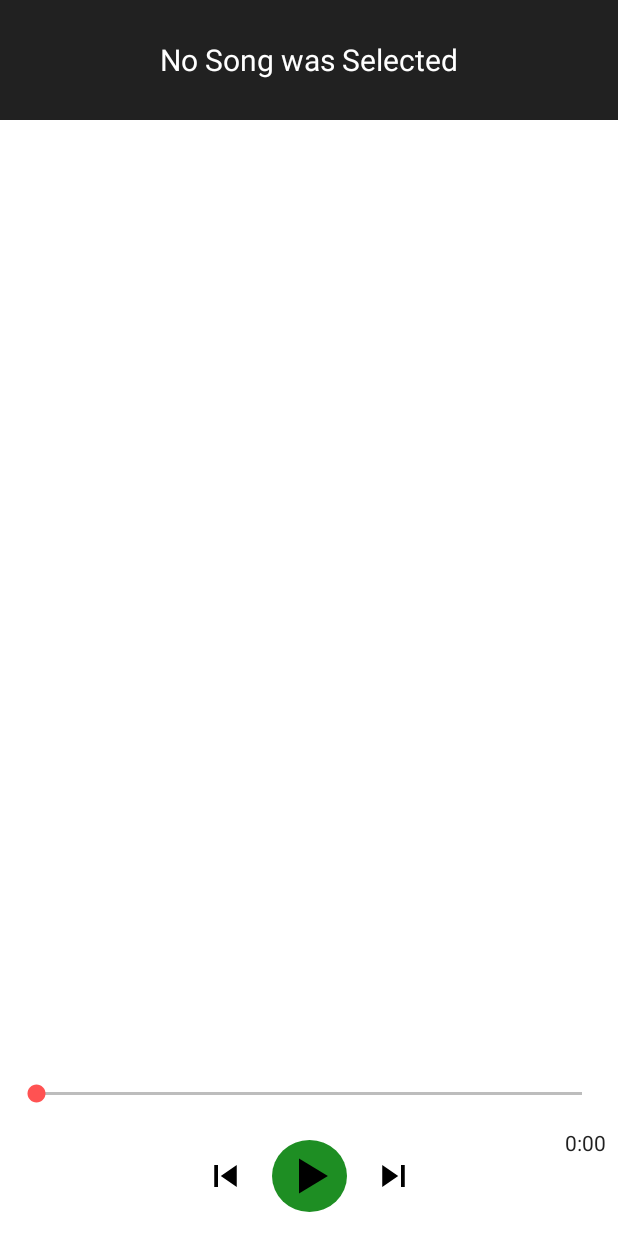
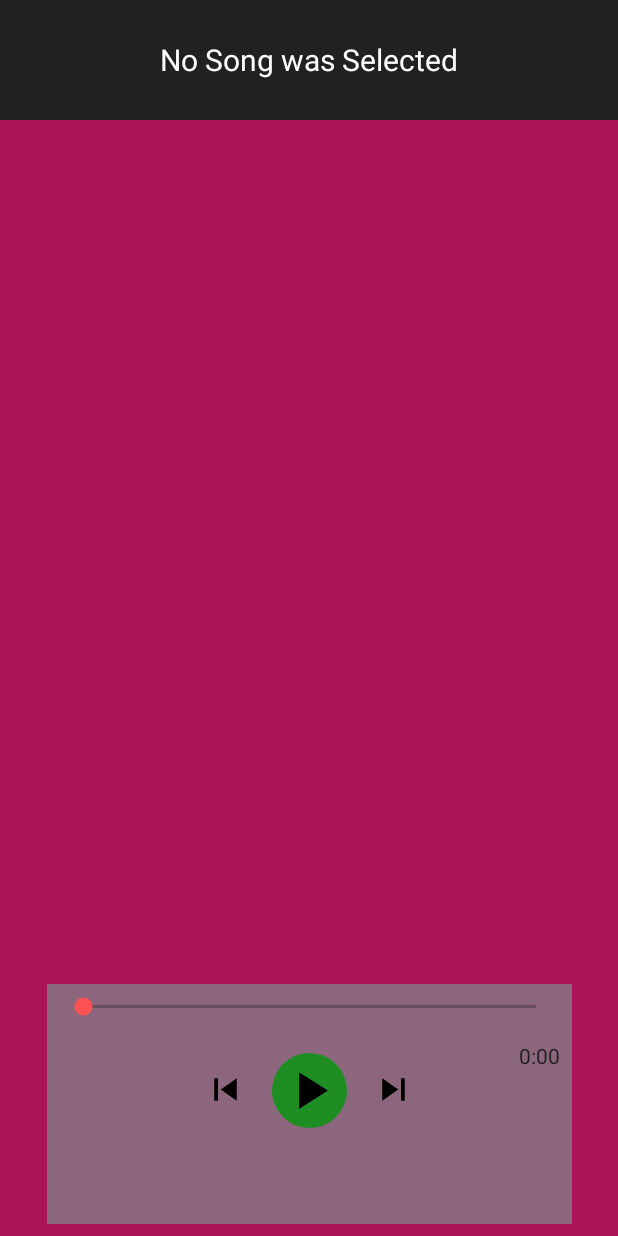
Before and after one commit to CohavDev/MyMusicPlayer, an Android app: the layout bottom_sheet.xml on its own in the app's theme, with its tools: preview values and no code run, on a phone screen of 412 x 824 dp. Run offline under Robolectric (Android 15) with nearby library versions, the phone set to English and light mode, and no system bars.

```diff
--- a/app/src/main/java/com/cohav/mymusicplayer/AlertDialogMsg.java
+++ b/app/src/main/java/com/cohav/mymusicplayer/Custom_Classes/AlertDialogMsg.java
@@ -1,4 +1,4 @@
-package com.cohav.mymusicplayer;
+package com.cohav.mymusicplayer.Custom_Classes;
 
 import android.app.AlertDialog;
 import android.content.Context;
--- a/app/src/main/java/com/cohav/mymusicplayer/MyMusic/editFileTagsFragment.java
+++ b/app/src/main/java/com/cohav/mymusicplayer/MyMusic/editFileTagsFragment.java
@@ -28,6 +28,7 @@ import android.view.ViewGroup;
 import android.widget.Button;
 import android.widget.ImageButton;
 import android.widget.ImageView;
+import android.widget.TextView;
 import android.widget.Toast;
 
 import com.cohav.mymusicplayer.Custom_Classes.MusicFolder;
@@ -57,6 +58,7 @@ public class editFileTagsFragment extends AppCompatActivity {
     private MusicFolder myFolder;
     private TextInputEditText songNameEdit,authorNameEdit;
     private ImageView artImage;
+    private TextView title;
     private Button saveBtn,cancelBtn;
     private ImageButton selectArt;
     private File chosenArt;
@@ -79,10 +81,12 @@ public class editFileTagsFragment extends AppCompatActivity {
         }
         songNameEdit = (TextInputEditText) findViewById(R.id.editText_Title);
         authorNameEdit = (TextInputEditText) findViewById(R.id.editText_Author);
+        title = (TextView)findViewById(R.id.editTagTitlePage);
         artImage = (ImageView) findViewById(R.id.art_tag);
         selectArt = (ImageButton)findViewById(R.id.selectArt);
         cancelBtn = (Button)findViewById(R.id.cancel_Tags);
         saveBtn = (Button)findViewById(R.id.save_tags);
+        title.setText(myFolder.getFile().getName());
         songNameEdit.setText(myFolder.getSongName());
         authorNameEdit.setText(myFolder.getAuthorName());
         if(myFolder.getThumbnail()!=null){
--- a/app/src/main/java/com/cohav/mymusicplayer/scraping_websites/Scraping.java
+++ b/app/src/main/java/com/cohav/mymusicplayer/scraping_websites/Scraping.java
@@ -1,20 +1,15 @@
 package com.cohav.mymusicplayer.scraping_websites;
 
-import android.annotation.TargetApi;
-import android.app.Activity;
-import android.app.Fragment;
+
 import android.content.Context;
 import android.os.Build;
 import android.os.Handler;
 import android.support.v4.app.FragmentActivity;
 import android.support.v4.app.FragmentManager;
-import android.support.v7.app.AppCompatActivity;
-import android.webkit.JavascriptInterface;
 import android.webkit.ValueCallback;
 import android.webkit.WebView;
 import android.webkit.WebViewClient;
-import com.cohav.mymusicplayer.AlertDialogMsg;
-import com.cohav.mymusicplayer.MyMusic.MyMusicActivity;
+import com.cohav.mymusicplayer.Custom_Classes.AlertDialogMsg;
 import com.cohav.mymusicplayer.R;
 import com.cohav.mymusicplayer.searchMusic.DwnFragment;
 import com.cohav.mymusicplayer.searchMusic.MusicPlayerView;
@@ -46,15 +41,20 @@ public class Scraping {
     }
     public void createWebView(){
 
-        myWebView = new WebView(mContext);
+        myWebView = new WebView(activity.getApplicationContext());
         myWebView.getSettings().setJavaScriptEnabled(true);
         myWebView.getSettings().setDomStorageEnabled(true);
         myWebView.addJavascriptInterface(new MyJavaScriptInterface(this),"HTMLOUT");
         myWebView.setWebViewClient(new WebViewClient(){
             @Override
+            public void onReceivedError(WebView view, int errorCode, String description, String failingUrl) {
+                AlertDialogMsg.showMsg(mContext,"Server failed",description);
+            }
+            @Override
             public void onPageFinished(final WebView view, String url){
                 super.onPageFinished(view,url);
                 //injecting values to the input
+                System.out.println("Page finished loading");
                 if(Build.VERSION.SDK_INT>=19) {
                     view.evaluateJavascript(js, new ValueCallback<String>() {
                         @Override
@@ -82,6 +82,8 @@ public class Scraping {
         });
 
         myWebView.loadUrl(dwnUrl);//check if is loaded at first try
+
+
 
     }
     public ValueCallback myValueCallback = new ValueCallback<String>() {
--- a/app/src/main/java/com/cohav/mymusicplayer/searchMusic/DwnFragment.java
+++ b/app/src/main/java/com/cohav/mymusicplayer/searchMusic/DwnFragment.java
@@ -1,7 +1,6 @@
 package com.cohav.mymusicplayer.searchMusic;
 
 import android.app.Activity;
-import android.content.Context;
 import android.content.Intent;
 import android.net.Uri;
 import android.os.AsyncTask;
@@ -12,18 +11,17 @@ import android.view.View;
 import android.widget.ProgressBar;
 import android.widget.TextView;
 
-import com.cohav.mymusicplayer.AlertDialogMsg;
+import com.cohav.mymusicplayer.Custom_Classes.AlertDialogMsg;
 import com.cohav.mymusicplayer.Custom_Classes.VideoItem;
 import com.cohav.mymusicplayer.MainActivity;
 import com.cohav.mymusicplayer.MyMusic.MyMusicActivity;
 import com.cohav.mymusicplayer.R;
 import com.cohav.mymusicplayer.scraping_websites.Scraping;
-import org.jaudiotagger.audio.AudioFile;
+
 import org.jaudiotagger.audio.AudioFileIO;
 import org.jaudiotagger.audio.mp3.MP3File;
 import org.jaudiotagger.tag.FieldKey;
 import org.jaudiotagger.tag.Tag;
-import org.jaudiotagger.tag.id3.ID3v24Tag;
 import org.jaudiotagger.tag.images.Artwork;
 import org.jaudiotagger.tag.images.ArtworkFactory;
 
--- a/app/src/main/java/com/cohav/mymusicplayer/searchMusic/MusicPlayerView.java
+++ b/app/src/main/java/com/cohav/mymusicplayer/searchMusic/MusicPlayerView.java
@@ -1,13 +1,11 @@
 package com.cohav.mymusicplayer.searchMusic;
 
-import android.graphics.Bitmap;
 import android.media.AudioManager;
 import android.media.MediaPlayer;
 import android.net.Uri;
 import android.os.AsyncTask;
 import android.os.Bundle;
 import android.os.Handler;
-import android.provider.MediaStore;
 import android.support.constraint.ConstraintLayout;
 import android.support.design.widget.BottomSheetBehavior;
 import android.support.v4.app.Fragment;
@@ -16,11 +14,10 @@ import android.view.View;
 import android.view.ViewGroup;
 import android.widget.ImageButton;
 import android.widget.ImageView;
-import android.widget.ProgressBar;
 import android.widget.SeekBar;
 import android.widget.TextView;
 
-import com.cohav.mymusicplayer.AlertDialogMsg;
+import com.cohav.mymusicplayer.Custom_Classes.AlertDialogMsg;
 import com.cohav.mymusicplayer.Custom_Classes.CircleTransform;
 import com.cohav.mymusicplayer.Custom_Classes.VideoItem;
 import com.cohav.mymusicplayer.MainActivity;
@@ -30,13 +27,11 @@ import com.cohav.mymusicplayer.MyMusic.myMusicAdapter;
 import com.cohav.mymusicplayer.R;
 import com.cohav.mymusicplayer.scraping_websites.Scraping;
 import com.squareup.picasso.Picasso;
-import com.squareup.picasso.RequestCreator;
 
 import java.io.File;
 import java.io.IOException;
 import java.net.HttpURLConnection;
 import java.net.URL;
-import java.util.ArrayList;
 import java.util.List;
 
 /**
@@ -279,7 +274,7 @@ public class MusicPlayerView extends Fragment {
                 songName.setText(folder.getSongName());
                 authorName.setText(folder.getAuthorName());
                 Picasso.with(getContext()).load(folder.getThumbnail()).fit().into(thumbnail_hide);
-                Picasso.with(getContext()).load(folder.getThumbnail()).fit().into(thumbnail_show);
+                Picasso.with(getContext()).load(folder.getThumbnail()).transform(new CircleTransform()).fit().into(thumbnail_show);
                 seekBar.setMax(mediaPlayer.getDuration());
                 runnable.run();
 
@@ -323,7 +318,7 @@ public class MusicPlayerView extends Fragment {
         this.songName.setText(name);
         this.authorName.setText(author);
         this.length.setText(duration);
-        Picasso.with(getContext()).load(thumbnailUrl).fit().into(thumbnail_show);
+        Picasso.with(getContext()).load(thumbnailUrl).transform(new CircleTransform()).fit().into(thumbnail_show);
         Picasso.with(getContext()).load(thumbnailUrl).transform(new CircleTransform()).fit().into(thumbnail_hide);
     }
     public void setProgress(){
--- a/app/src/main/res/layout/bottom_sheet.xml
+++ b/app/src/main/res/layout/bottom_sheet.xml
@@ -1,29 +1,27 @@
 <?xml version="1.0" encoding="utf-8"?>
 
-    <android.support.constraint.ConstraintLayout
-        xmlns:android="http://schemas.android.com/apk/res/android"
+<android.support.constraint.ConstraintLayout xmlns:android="http://schemas.android.com/apk/res/android"
     xmlns:app="http://schemas.android.com/apk/res-auto"
     xmlns:tools="http://schemas.android.com/tools"
+    android:id="@+id/music_bottomsheet"
     android:layout_width="match_parent"
     android:layout_height="match_parent"
-        android:id="@+id/music_bottomsheet"
+    android:clipToPadding="true"
     android:orientation="vertical"
-        android:clipToPadding="true"
-        app:layout_behavior="android.support.design.widget.BottomSheetBehavior"
+    app:behavior_hideable="false"
     app:behavior_peekHeight="80dp"
-        app:behavior_hideable="false"
-        >
+    android:background="#AD1457"
+    app:layout_behavior="android.support.design.widget.BottomSheetBehavior">
 
     <!--background thumbnail image-->
     <ImageView
         android:id="@+id/imageView3"
-        android:layout_width="0dp"
+        android:layout_width="350dp"
         android:layout_height="0dp"
         app:layout_constraintBottom_toTopOf="@+id/music_progressBar_container"
         app:layout_constraintLeft_toLeftOf="parent"
         app:layout_constraintRight_toRightOf="parent"
-        app:layout_constraintTop_toBottomOf="@+id/play_hide_container"
-        android:background="@android:color/white" />
+        app:layout_constraintTop_toBottomOf="@+id/play_hide_container" />
 
     <!--play on hide mode-->
 
@@ -45,35 +43,36 @@
             app:layout_constraintBottom_toBottomOf="parent"
             app:layout_constraintLeft_toLeftOf="parent"
             app:layout_constraintTop_toTopOf="parent" />
+
         <LinearLayout
-            android:orientation="horizontal"
             android:id="@+id/play_pause"
             android:layout_width="60dp"
             android:layout_height="0dp"
             android:layout_marginBottom="14dp"
+            android:layout_marginEnd="10dp"
             android:layout_marginRight="10dp"
             android:layout_marginTop="14dp"
+            android:orientation="horizontal"
             app:layout_constraintBottom_toBottomOf="parent"
             app:layout_constraintRight_toRightOf="parent"
-            app:layout_constraintTop_toTopOf="parent"
-            android:layout_marginEnd="10dp">
+            app:layout_constraintTop_toTopOf="parent">
 
 
             <ImageButton
                 android:id="@+id/play_hide"
-            app:srcCompat="@drawable/ic_play_arrow_white_24dp"
+                android:layout_width="match_parent"
+                android:layout_height="match_parent"
                 android:background="@android:color/transparent"
                 android:scaleType="fitXY"
-            android:layout_width="match_parent"
-            android:layout_height="match_parent" />
+                app:srcCompat="@drawable/ic_play_arrow_white_24dp" />
 
             <ImageButton
                 android:id="@+id/pause_hide"
-                app:srcCompat="@drawable/ic_pause_white_24dp"
+                android:layout_width="match_parent"
+                android:layout_height="match_parent"
                 android:background="@android:color/transparent"
                 android:scaleType="fitXY"
-                android:layout_width="match_parent"
-                android:layout_height="match_parent" />
+                app:srcCompat="@drawable/ic_pause_white_24dp" />
         </LinearLayout>
 
         <TextView
@@ -83,11 +82,11 @@
             android:layout_marginLeft="8dp"
             android:layout_marginStart="8dp"
             android:layout_marginTop="8dp"
-            android:singleLine="true"
             android:ellipsize="marquee"
+            android:focusable="true"
             android:marqueeRepeatLimit="marquee_forever"
             android:scrollHorizontally="true"
-            android:focusable="true"
+            android:singleLine="true"
             android:text="song name"
             android:textColor="#ffff"
             android:textSize="15dp"
@@ -114,9 +113,9 @@
     <!--seekBar bar-->
     <android.support.constraint.ConstraintLayout
         android:id="@+id/music_progressBar_container"
-        android:layout_width="0dp"
-        android:background="@android:color/white"
+        android:layout_width="350dp"
         android:layout_height="wrap_content"
+        android:background="#be81838a"
         app:layout_constraintBottom_toTopOf="@+id/play_Extended"
         app:layout_constraintLeft_toLeftOf="parent"
         app:layout_constraintRight_toRightOf="parent"
@@ -142,60 +141,59 @@
     <!--play on extended mode-->
     <android.support.constraint.ConstraintLayout
         android:id="@+id/play_Extended"
-        android:layout_width="0dp"
-        android:layout_height="80dp"
+        android:layout_width="350dp"
+        android:layout_height="130dp"
         android:layout_gravity="bottom"
-        android:background="#ffff"
+        android:layout_marginBottom="8dp"
+        android:background="#be81838a"
         app:layout_constraintBottom_toBottomOf="parent"
         app:layout_constraintLeft_toLeftOf="parent"
         app:layout_constraintRight_toRightOf="parent">
 
         <LinearLayout
             android:id="@+id/play_pause_extend"
+            android:layout_width="50dp"
+            android:layout_height="50dp"
+            android:layout_marginBottom="16dp"
+            android:layout_marginLeft="8dp"
+            android:layout_marginRight="8dp"
+            android:layout_marginTop="16dp"
             android:orientation="horizontal"
-            android:layout_width="50dp"
-            android:layout_height="0dp"
             app:layout_constraintBottom_toBottomOf="parent"
             app:layout_constraintLeft_toLeftOf="parent"
             app:layout_constraintRight_toRightOf="parent"
             app:layout_constraintTop_toTopOf="parent"
-            app:layout_constraintVertical_bias="0.0"
-            android:layout_marginBottom="16dp"
-            android:layout_marginEnd="8dp"
-            android:layout_marginLeft="8dp"
-            android:layout_marginRight="8dp"
-            android:layout_marginStart="8dp"
-            android:layout_marginTop="16dp">
+            app:layout_constraintVertical_bias="0.0">
 
 
             <ImageButton
                 android:id="@+id/playBtn"
-            android:padding="4dp"
-            android:scaleType="fitXY"
                 android:layout_width="match_parent"
                 android:layout_height="match_parent"
                 android:background="@drawable/play_btn"
+                android:padding="4dp"
+                android:scaleType="fitXY"
                 app:srcCompat="@drawable/ic_play_arrow_24dp" />
+
             <ImageButton
                 android:id="@+id/pauseBtn"
                 android:layout_width="match_parent"
                 android:layout_height="match_parent"
+                android:background="@drawable/play_btn"
+                android:padding="4dp"
                 android:scaleType="fitXY"
-                android:padding="4dp"
-                android:background="@drawable/play_btn"
                 app:srcCompat="@drawable/ic_pause_24dp" />
         </LinearLayout>
 
         <ImageButton
             android:id="@+id/skipNext"
-            android:scaleType="fitXY"
             android:layout_width="30dp"
-            android:layout_height="0dp"
+            android:layout_height="30dp"
             android:layout_marginBottom="25dp"
             android:layout_marginLeft="16dp"
-            android:layout_marginStart="16dp"
             android:layout_marginTop="25dp"
             android:background="@drawable/nextprev_btn"
+            android:scaleType="fitXY"
             app:layout_constraintBottom_toBottomOf="parent"
             app:layout_constraintLeft_toRightOf="@+id/play_pause_extend"
             app:layout_constraintTop_toTopOf="parent"
@@ -204,32 +202,32 @@
 
         <ImageButton
             android:id="@+id/SkipPrev"
-            android:scaleType="fitXY"
             android:layout_width="30dp"
-            android:layout_height="0dp"
+            android:layout_height="30dp"
             android:layout_marginBottom="25dp"
-            android:layout_marginEnd="16dp"
             android:layout_marginRight="16dp"
             android:layout_marginTop="25dp"
             android:background="@drawable/nextprev_btn"
+            android:scaleType="fitXY"
             app:layout_constraintBottom_toBottomOf="parent"
             app:layout_constraintRight_toLeftOf="@+id/play_pause_extend"
             app:layout_constraintTop_toTopOf="parent"
             app:layout_constraintVertical_bias="0.0"
             app:srcCompat="@drawable/ic_skip_previous_24dp" />
+
         <TextView
+            android:id="@+id/time_current"
             android:layout_width="75dp"
             android:layout_height="35dp"
-            android:id="@+id/time_current"
-            android:textColor="#212121"
-            android:textAlignment="textStart"
+            android:layout_marginLeft="8dp"
+            android:layout_marginStart="8dp"
+            android:layout_marginTop="8dp"
             android:gravity="start"
             android:text="0:00"
-            android:layout_marginTop="8dp"
-            app:layout_constraintTop_toBottomOf="parent"
-            android:layout_marginLeft="8dp"
+            android:textAlignment="textStart"
+            android:textColor="#212121"
             app:layout_constraintLeft_toLeftOf="parent"
-            android:layout_marginStart="8dp" />
+            app:layout_constraintTop_toBottomOf="parent" />
 
         <TextView
             android:id="@+id/time_end"
@@ -261,9 +259,9 @@
         <TextView
             android:layout_width="match_parent"
             android:layout_height="40dp"
+            android:gravity="center"
             android:text="No Song was Selected"
             android:textAlignment="center"
-            android:gravity="center"
             android:textColor="#ffff"
             android:textSize="20sp"
             app:layout_constraintBottom_toBottomOf="parent"
--- a/app/src/main/res/layout/edit_tags.xml
+++ b/app/src/main/res/layout/edit_tags.xml
@@ -17,14 +17,14 @@
         android:background="#212121">
 
         <TextView
-            android:id="@+id/textView"
-            android:layout_width="180dp"
+            android:id="@+id/editTagTitlePage"
+            android:layout_width="300dp"
             android:layout_height="40dp"
             android:gravity="center"
             android:text="Edit Song Tags"
             android:textAlignment="center"
             android:textColor="#ffff"
-            android:textSize="20sp"
+            android:textSize="16sp"
             app:layout_constraintBottom_toBottomOf="parent"
             app:layout_constraintEnd_toEndOf="parent"
             app:layout_constraintStart_toStartOf="parent"
```
Lines whose indentation alone changed are shown as unchanged.
